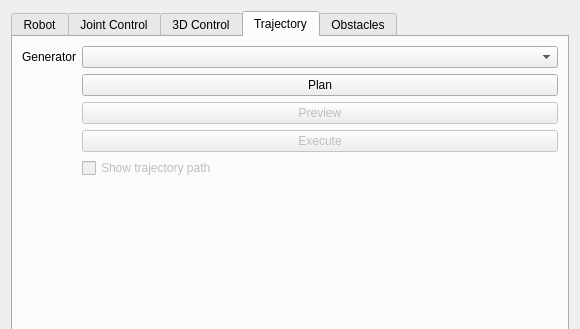
rosmed/slicer_ros2_module, file ROS2MotionControl/Resources/UI/ROS2MotionControl.ui: the form before one commit; both pictures show x 0 to 580 and y 0 to 329 of the 580 by 1162 pixel window.
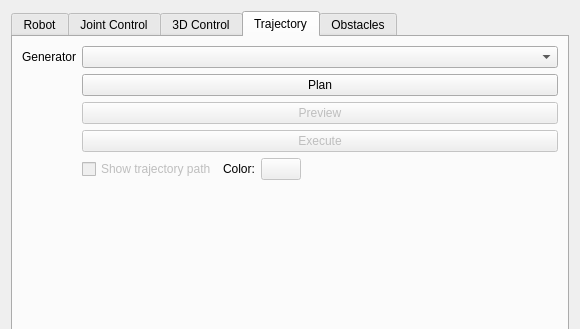
The form after the commit. The open tabs and pages were chosen to show the change. Custom widgets are drawn as their Qt base class.

Commit message: feat: add trajectory path color customization and update UI for trajectory options

```diff
--- a/ROS2MotionControl/Resources/UI/ROS2MotionControl.ui
+++ b/ROS2MotionControl/Resources/UI/ROS2MotionControl.ui
@@ -385,6 +385,24 @@
         </widget>
        </item>
        <item row="4" column="1">
+        <widget class="QWidget" name="trajectoryPathOptionsWidget" native="true">
+         <layout class="QHBoxLayout" name="trajectoryPathOptionsLayout">
+          <property name="spacing">
+           <number>6</number>
+          </property>
+          <property name="leftMargin">
+           <number>0</number>
+          </property>
+          <property name="topMargin">
+           <number>0</number>
+          </property>
+          <property name="rightMargin">
+           <number>0</number>
+          </property>
+          <property name="bottomMargin">
+           <number>0</number>
+          </property>
+          <item>
         <widget class="QCheckBox" name="showTrajectoryPathCheckBox">
          <property name="enabled">
           <bool>false</bool>
@@ -392,6 +410,36 @@
          <property name="text">
           <string>Show trajectory path</string>
          </property>
+           </widget>
+          </item>
+          <item>
+           <widget class="QLabel" name="trajectoryPathColorLabel">
+            <property name="text">
+             <string>Color:</string>
+            </property>
+           </widget>
+          </item>
+          <item>
+           <widget class="ctkColorPickerButton" name="trajectoryPathColorButton">
+            <property name="enabled">
+             <bool>false</bool>
+            </property>
+           </widget>
+          </item>
+          <item>
+           <spacer name="trajectoryPathOptionsSpacer">
+            <property name="orientation">
+             <enum>Qt::Horizontal</enum>
+            </property>
+            <property name="sizeHint" stdset="0">
+             <size>
+              <width>40</width>
+              <height>20</height>
+             </size>
+            </property>
+           </spacer>
+          </item>
+         </layout>
         </widget>
        </item>
       </layout>
```
Lines whose indentation alone changed are shown as unchanged. The commit also changes 2 other files.
